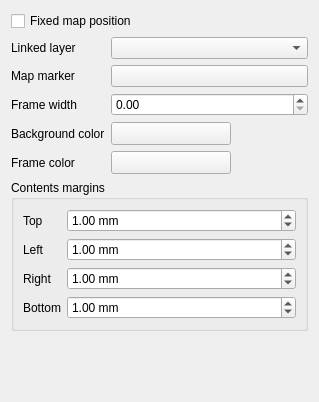
Before: the Qt Designer form src/ui/qgsannotationwidgetbase.ui in qgis/QGIS, drawn with Qt 5.
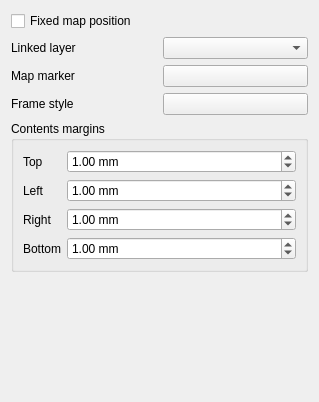
After: the same form once the commit is applied. Custom widgets are drawn as their Qt base class.

Commit message:
[FEATURE] Annotations can be styled using fill symbol styles (fix #10552)
This changes the rendering of annotation frames to use QGIS' symbology
engine, which means that all the existing fill styles can now be
used to style annotation frames.

Also paint effects & data defined symbol parameters. Whee!

Diff of the .ui file:
```diff
--- a/src/ui/qgsannotationwidgetbase.ui
+++ b/src/ui/qgsannotationwidgetbase.ui
@@ -14,57 +14,31 @@
    <string>Form</string>
   </property>
   <layout class="QGridLayout" name="gridLayout">
-   <item row="5" column="1">
-    <layout class="QHBoxLayout" name="horizontalLayout_2">
-     <item>
-      <widget class="QgsColorButton" name="mBackgroundColorButton">
-       <property name="minimumSize">
-        <size>
-         <width>120</width>
-         <height>0</height>
-        </size>
-       </property>
-       <property name="maximumSize">
-        <size>
-         <width>120</width>
-         <height>16777215</height>
-        </size>
-       </property>
-       <property name="text">
-        <string/>
-       </property>
-      </widget>
-     </item>
-     <item>
-      <spacer name="horizontalSpacer_2">
-       <property name="orientation">
-        <enum>Qt::Horizontal</enum>
-       </property>
-       <property name="sizeHint" stdset="0">
-        <size>
-         <width>40</width>
-         <height>20</height>
-        </size>
-       </property>
-      </spacer>
-     </item>
-    </layout>
-   </item>
-   <item row="6" column="0">
-    <widget class="QLabel" name="mFrameColorLabel">
-     <property name="text">
-      <string>Frame color</string>
-     </property>
-    </widget>
-   </item>
-   <item row="2" column="1">
-    <widget class="QPushButton" name="mMapMarkerButton">
+   <item row="3" column="1">
+    <widget class="QPushButton" name="mFrameStyleButton">
      <property name="text">
       <string/>
      </property>
     </widget>
    </item>
-   <item row="7" column="0" colspan="2">
+   <item row="3" column="0">
+    <widget class="QLabel" name="mMapMarkerLabel_3">
+     <property name="text">
+      <string>Frame style</string>
+     </property>
+     <property name="buddy">
+      <cstring>mMapMarkerButton</cstring>
+     </property>
+    </widget>
+   </item>
+   <item row="0" column="0" colspan="2">
+    <widget class="QCheckBox" name="mMapPositionFixedCheckBox">
+     <property name="text">
+      <string>Fixed map position</string>
+     </property>
+    </widget>
+   </item>
+   <item row="5" column="0" colspan="2">
     <widget class="QgsCollapsibleGroupBox" name="mMarginsGroupBox">
      <property name="title">
       <string>Contents margins</string>
@@ -201,37 +175,7 @@
      </layout>
     </widget>
    </item>
-   <item row="5" column="0">
-    <widget class="QLabel" name="mBackgroundColorLabel">
-     <property name="text">
-      <string>Background color</string>
-     </property>
-    </widget>
-   </item>
-   <item row="3" column="1">
-    <widget class="QgsDoubleSpinBox" name="mFrameWidthSpinBox"/>
-   </item>
-   <item row="2" column="0">
-    <widget class="QLabel" name="mMapMarkerLabel">
-     <property name="text">
-      <string>Map marker</string>
-     </property>
-     <property name="buddy">
-      <cstring>mMapMarkerButton</cstring>
-     </property>
-    </widget>
-   </item>
-   <item row="3" column="0">
-    <widget class="QLabel" name="mFrameWidthLabel">
-     <property name="text">
-      <string>Frame width</string>
-     </property>
-     <property name="buddy">
-      <cstring>mFrameWidthSpinBox</cstring>
-     </property>
-    </widget>
-   </item>
-   <item row="8" column="1">
+   <item row="6" column="1">
     <spacer name="verticalSpacer">
      <property name="orientation">
       <enum>Qt::Vertical</enum>
@@ -244,59 +188,6 @@
      </property>
     </spacer>
    </item>
-   <item row="6" column="1">
-    <layout class="QHBoxLayout" name="horizontalLayout">
-     <item>
-      <widget class="QgsColorButton" name="mFrameColorButton">
-       <property name="minimumSize">
-        <size>
-         <width>120</width>
-         <height>0</height>
-        </size>
-       </property>
-       <property name="maximumSize">
-        <size>
-         <width>120</width>
-         <height>16777215</height>
-        </size>
-       </property>
-       <property name="text">
-        <string/>
-       </property>
-      </widget>
-     </item>
-     <item>
-      <spacer name="horizontalSpacer">
-       <property name="orientation">
-        <enum>Qt::Horizontal</enum>
-       </property>
-       <property name="sizeHint" stdset="0">
-        <size>
-         <width>40</width>
-         <height>20</height>
-        </size>
-       </property>
-      </spacer>
-     </item>
-    </layout>
-   </item>
-   <item row="1" column="0">
-    <widget class="QLabel" name="mMapMarkerLabel_2">
-     <property name="text">
-      <string>Linked layer</string>
-     </property>
-     <property name="buddy">
-      <cstring>mMapMarkerButton</cstring>
-     </property>
-    </widget>
-   </item>
-   <item row="0" column="0" colspan="2">
-    <widget class="QCheckBox" name="mMapPositionFixedCheckBox">
-     <property name="text">
-      <string>Fixed map position</string>
-     </property>
-    </widget>
-   </item>
    <item row="1" column="1">
     <widget class="QgsMapLayerComboBox" name="mLayerComboBox">
      <property name="toolTip">
@@ -304,15 +195,36 @@
      </property>
     </widget>
    </item>
+   <item row="2" column="0">
+    <widget class="QLabel" name="mMapMarkerLabel">
+     <property name="text">
+      <string>Map marker</string>
+     </property>
+     <property name="buddy">
+      <cstring>mMapMarkerButton</cstring>
+     </property>
+    </widget>
+   </item>
+   <item row="2" column="1">
+    <widget class="QPushButton" name="mMapMarkerButton">
+     <property name="text">
+      <string/>
+     </property>
+    </widget>
+   </item>
+   <item row="1" column="0">
+    <widget class="QLabel" name="mMapMarkerLabel_2">
+     <property name="text">
+      <string>Linked layer</string>
+     </property>
+     <property name="buddy">
+      <cstring>mMapMarkerButton</cstring>
+     </property>
+    </widget>
+   </item>
   </layout>
  </widget>
  <customwidgets>
-  <customwidget>
-   <class>QgsColorButton</class>
-   <extends>QToolButton</extends>
-   <header>qgscolorbutton.h</header>
-   <container>1</container>
-  </customwidget>
   <customwidget>
    <class>QgsMapLayerComboBox</class>
    <extends>QComboBox</extends>
```
Left out of the diff: 3 changed lines with no effect on the pictures. The commit also changes 17 other files.
